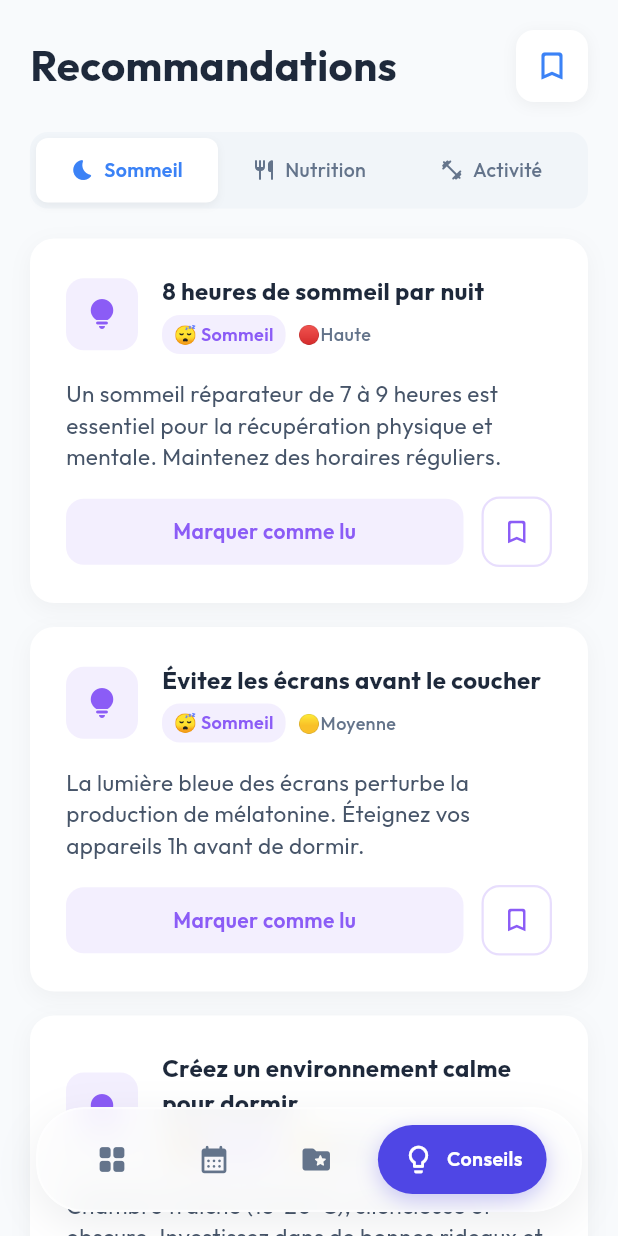
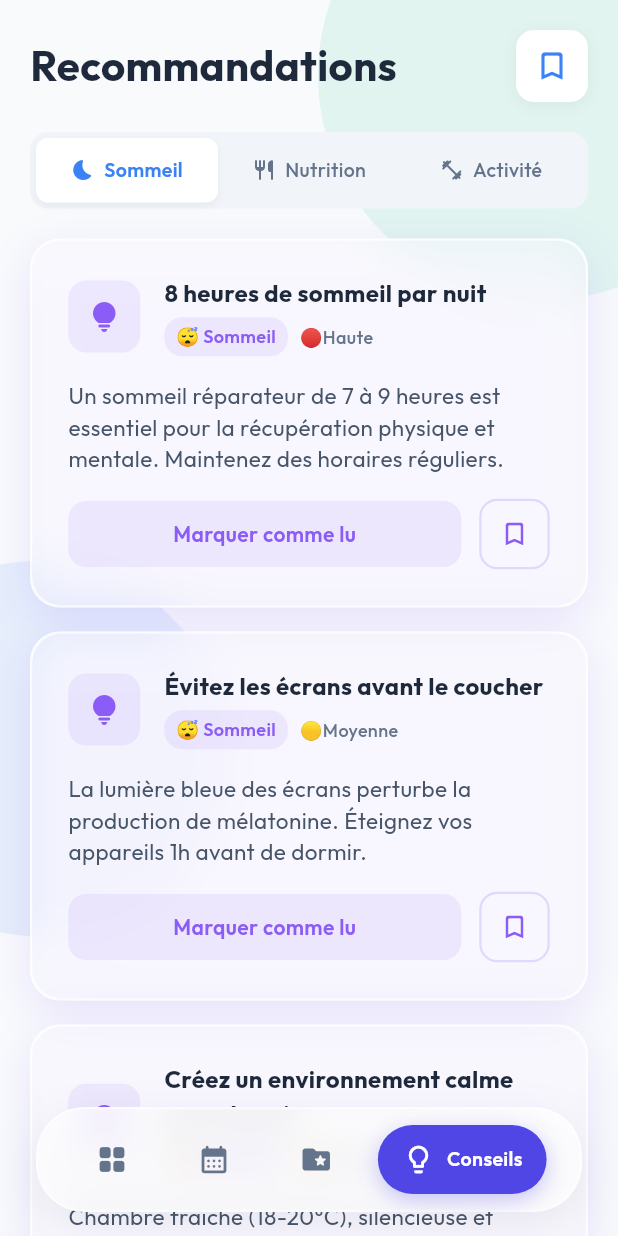
Before and after one commit to amdyCode/patient_portal, a Flutter app: the RecommendationsScreen screen opened by its route, on a phone screen of 412 x 824 dp. Run offline on Flutter 3.47's test engine with Material 3 defaults, Android fonts, the phone set to English and light mode, and no system bars; our stand-ins replace go_router, google_fonts; network calls fail.

Commit message:
update dossier and recommendation for improved UI effects

```diff
--- a/lib/screens/recommandations_screen.dart
+++ b/lib/screens/recommandations_screen.dart
@@ -61,7 +61,33 @@ class _RecommendationsScreenState extends State<RecommendationsScreen>
   Widget build(BuildContext context) {
     return Scaffold(
       backgroundColor: const Color(0xFFF8FAFC),
-      body: SafeArea(
+      body: Stack(
+        children: [
+          Positioned(
+            top: -100,
+            right: -100,
+            child: Container(
+              width: 300,
+              height: 300,
+              decoration: BoxDecoration(
+                shape: BoxShape.circle,
+                color: const Color(0xFF10B981).withValues(alpha: 0.1),
+              ),
+            ),
+          ),
+          Positioned(
+            bottom: 200,
+            left: -100,
+            child: Container(
+              width: 250,
+              height: 250,
+              decoration: BoxDecoration(
+                shape: BoxShape.circle,
+                color: const Color(0xFF3B82F6).withValues(alpha: 0.1),
+              ),
+            ),
+          ),
+          SafeArea(
         child: Column(
           children: [
             _buildHeader(),
@@ -69,6 +95,8 @@ class _RecommendationsScreenState extends State<RecommendationsScreen>
             Expanded(child: _buildRecommendationsList()),
           ],
         ),
+      ),
+        ],
       ),
     );
   }
@@ -251,7 +279,7 @@ class _RecommendationsScreenState extends State<RecommendationsScreen>
             return FadeTransition(
               opacity: _fadeAnimation,
               child: ListView.separated(
-                padding: const EdgeInsets.all(20),
+                padding: const EdgeInsets.fromLTRB(20, 20, 20, 120),
                 itemCount: recommendations.length,
                 separatorBuilder: (context, index) =>
                     const SizedBox(height: 16),
--- a/lib/widgets/recommendation_card.dart
+++ b/lib/widgets/recommendation_card.dart
@@ -1,4 +1,5 @@
 import 'package:flutter/material.dart';
+import 'dart:ui';
 import '../models/recommandation.dart';
 
 class RecommendationCard extends StatelessWidget {
@@ -18,19 +19,25 @@ class RecommendationCard extends StatelessWidget {
   @override
   Widget build(BuildContext context) {
     return Container(
-      padding: const EdgeInsets.all(24),
       decoration: BoxDecoration(
-        color: Colors.white,
-        borderRadius: BorderRadius.circular(16),
+        color: Colors.white.withValues(alpha: 0.7),
+        borderRadius: BorderRadius.circular(20),
+        border: Border.all(color: Colors.white.withValues(alpha: 0.5), width: 1.5),
         boxShadow: [
           BoxShadow(
-            color: Colors.black.withValues(alpha: 0.04),
-            offset: const Offset(0, 4),
-            blurRadius: 12,
+            color: categoryColor.withValues(alpha: 0.15),
+            offset: const Offset(0, 8),
+            blurRadius: 24,
           ),
         ],
       ),
-      child: Column(
+      child: ClipRRect(
+        borderRadius: BorderRadius.circular(20),
+        child: BackdropFilter(
+          filter: ImageFilter.blur(sigmaX: 16, sigmaY: 16),
+          child: Padding(
+            padding: const EdgeInsets.all(24),
+            child: Column(
         crossAxisAlignment: CrossAxisAlignment.start,
         children: [
           Row(
@@ -154,6 +161,9 @@ class RecommendationCard extends StatelessWidget {
           ),
         ],
       ),
+          ),
+        ),
+      ),
     );
   }
 }
```
Also changed, not shown: lib/screens/dossier_screen.dart (+32 -4 lines), lib/widgets/dossier_section.dart (+16 -6 lines).
